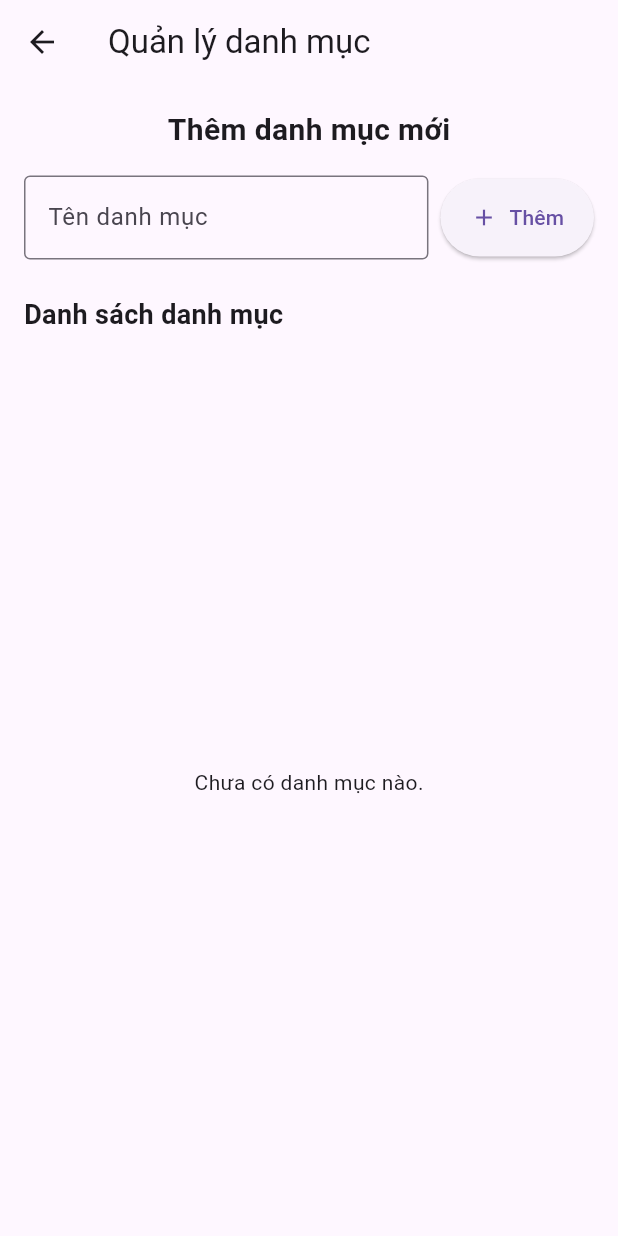
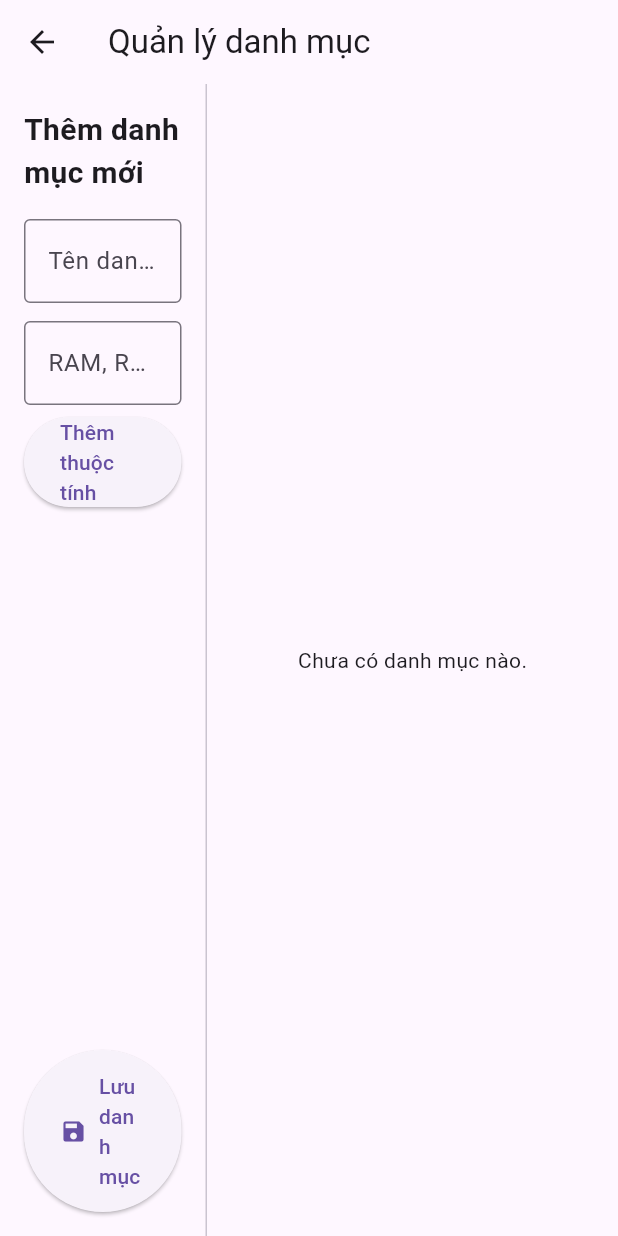
Before and after one commit to thanhduy623/pc-store, a Flutter app: the CategoryScreen screen opened directly, on a phone screen of 412 x 824 dp. Run offline on Flutter 3.47's test engine with Material 3 defaults, Android fonts, the light colour scheme and no system bars; our stand-ins replace cloud_firestore, firebase_auth, firebase_core, firebase_database, flutter_slidable, fluttertoast and 3 more; missing offline and left inert: image_picker_web; accounts and stored records are empty; key blocks and very long unbroken strings in the code were emptied for the run.

Commit message:
layout + manage_product

```diff
--- a/lib/screens/CartPage.dart
+++ b/lib/screens/CartPage.dart
@@ -7,8 +7,7 @@ import 'package:my_store/screens/ConfirmOrderPage.dart';
 import 'package:my_store/services/firebase/auth_service.dart';
 import 'package:firebase_auth/firebase_auth.dart';
 import 'package:my_store/screens/LoginDialog.dart';
-import 'package:my_store/utils/moneyFormat.dart'
-    as utils; // Dùng tiền tố 'utils'
+import 'package:my_store/utils/moneyFormat.dart' as utils;
 
 class CartPage extends StatefulWidget {
   const CartPage({Key? key}) : super(key: key);
--- a/lib/screens/category_screen.dart
+++ b/lib/screens/category_screen.dart
@@ -10,15 +10,49 @@ class CategoryScreen extends StatefulWidget {
 
 class _CategoryScreenState extends State<CategoryScreen> {
   final TextEditingController _categoryController = TextEditingController();
+  final TextEditingController _attributeController = TextEditingController();
+  final FocusNode _attributeFocusNode = FocusNode();
+  List<String> _attributes = [];
+
+  void _addAttribute() {
+    final attr = _attributeController.text.trim();
+    if (attr.isNotEmpty && !_attributes.contains(attr)) {
+      setState(() {
+        _attributes.add(attr);
+      });
+      _attributeController.clear();
+      _attributeFocusNode.requestFocus();
+    }
+  }
+
+  void _removeAttribute(String attr) {
+    setState(() {
+      _attributes.remove(attr);
+    });
+  }
 
   void _addCategory() async {
     final name = _categoryController.text.trim();
-    if (name.isEmpty) return;
+    if (name.isEmpty || _attributes.isEmpty) {
+      // Kiểm tra nếu tên danh mục hoặc thuộc tính rỗng
+      ScaffoldMessenger.of(context).showSnackBar(
+        const SnackBar(
+          content: Text("Tên danh mục và thuộc tính không thể rỗng"),
+        ),
+      );
+      return;
+    }
 
     await FirebaseFirestore.instance.collection('categories').add({
       'name': name,
+      'attributes': _attributes,
     });
+
     _categoryController.clear();
+    _attributeController.clear();
+    setState(() {
+      _attributes.clear();
+    });
   }
 
   void _deleteCategory(String id) async {
@@ -31,51 +65,88 @@ class _CategoryScreenState extends State<CategoryScreen> {
       appBar: AppBar(title: const Text("Quản lý danh mục")),
       body: Center(
         child: ConstrainedBox(
-          constraints: const BoxConstraints(maxWidth: 600),
+          constraints: const BoxConstraints(),
+          child: Row(
+            crossAxisAlignment: CrossAxisAlignment.start,
+            children: [
+              // Bên trái: form tạo danh mục
+              Expanded(
+                flex: 1,
                 child: Padding(
                   padding: const EdgeInsets.all(16.0),
                   child: Column(
+                    crossAxisAlignment: CrossAxisAlignment.start,
                     children: [
                       const Text(
                         "Thêm danh mục mới",
-                  style: TextStyle(fontSize: 20, fontWeight: FontWeight.bold),
+                        style: TextStyle(
+                          fontSize: 20,
+                          fontWeight: FontWeight.bold,
+                        ),
                       ),
                       const SizedBox(height: 16),
-                Row(
-                  children: [
-                    Expanded(
-                      child: TextField(
+                      TextField(
                         controller: _categoryController,
                         decoration: const InputDecoration(
                           labelText: "Tên danh mục",
                           border: OutlineInputBorder(),
                         ),
                       ),
+                      const SizedBox(height: 12),
+                      TextField(
+                        controller: _attributeController,
+                        onSubmitted: (_) => _addAttribute(),
+                        focusNode: _attributeFocusNode,
+                        decoration: const InputDecoration(
+                          labelText: "RAM, ROM, CPU,...",
+                          border: OutlineInputBorder(),
                         ),
-                    const SizedBox(width: 8),
-                    ElevatedButton.icon(
+                      ),
+                      const SizedBox(height: 8),
+                      ElevatedButton(
+                        onPressed: _addAttribute,
+                        child: const Text("Thêm thuộc tính"),
+                      ),
+                      const SizedBox(height: 12),
+                      Wrap(
+                        spacing: 8,
+                        runSpacing: 8,
+                        children:
+                            _attributes
+                                .map(
+                                  (attr) => Chip(
+                                    label: Text(attr),
+                                    onDeleted: () => _removeAttribute(attr),
+                                  ),
+                                )
+                                .toList(),
+                      ),
+                      const Spacer(),
+                      Center(
+                        child: ElevatedButton.icon(
                           onPressed: _addCategory,
-                      icon: const Icon(Icons.add),
-                      label: const Text("Thêm"),
+                          icon: const Icon(Icons.save),
+                          label: const Text("Lưu danh mục"),
                           style: ElevatedButton.styleFrom(
                             padding: const EdgeInsets.symmetric(
-                          vertical: 16,
-                          horizontal: 20,
+                              vertical: 14,
+                              horizontal: 24,
+                            ),
                           ),
                         ),
                       ),
                     ],
                   ),
-                const SizedBox(height: 24),
-                const Align(
-                  alignment: Alignment.centerLeft,
-                  child: Text(
-                    "Danh sách danh mục",
-                    style: TextStyle(fontSize: 18, fontWeight: FontWeight.w600),
                 ),
               ),
-                const SizedBox(height: 12),
+
+              const VerticalDivider(width: 1),
+
+              // Bên phải: danh sách danh mục
               Expanded(
+                flex: 2,
+                child: Padding(
+                  padding: const EdgeInsets.all(16.0),
                   child: StreamBuilder<QuerySnapshot>(
                     stream:
                         FirebaseFirestore.instance
@@ -100,8 +171,30 @@ class _CategoryScreenState extends State<CategoryScreen> {
                         itemBuilder: (context, index) {
                           final doc = categories[index];
                           final name = doc['name'];
+                          final attributes = List<String>.from(
+                            doc['attributes'] ?? [],
+                          );
+
                           return ListTile(
-                            title: Text(name),
+                            title: Text(
+                              name,
+                              style: const TextStyle(
+                                fontWeight: FontWeight.bold,
+                              ),
+                            ),
+                            subtitle:
+                                attributes.isNotEmpty
+                                    ? Wrap(
+                                      spacing: 8,
+                                      children:
+                                          attributes
+                                              .map(
+                                                (attr) =>
+                                                    Chip(label: Text(attr)),
+                                              )
+                                              .toList(),
+                                    )
+                                    : const Text("Không có thuộc tính"),
                             trailing: IconButton(
                               icon: const Icon(Icons.delete, color: Colors.red),
                               onPressed: () => _deleteCategory(doc.id),
@@ -112,8 +205,8 @@ class _CategoryScreenState extends State<CategoryScreen> {
                     },
                   ),
                 ),
+              ),
             ],
-            ),
           ),
         ),
       ),
```
Also changed, not shown: lib/screens/ManageProduct.dart (+28 -9 lines), lib/screens/product_form_screen.dart (+40 -4 lines). Lines whose indentation alone changed are shown as unchanged.
